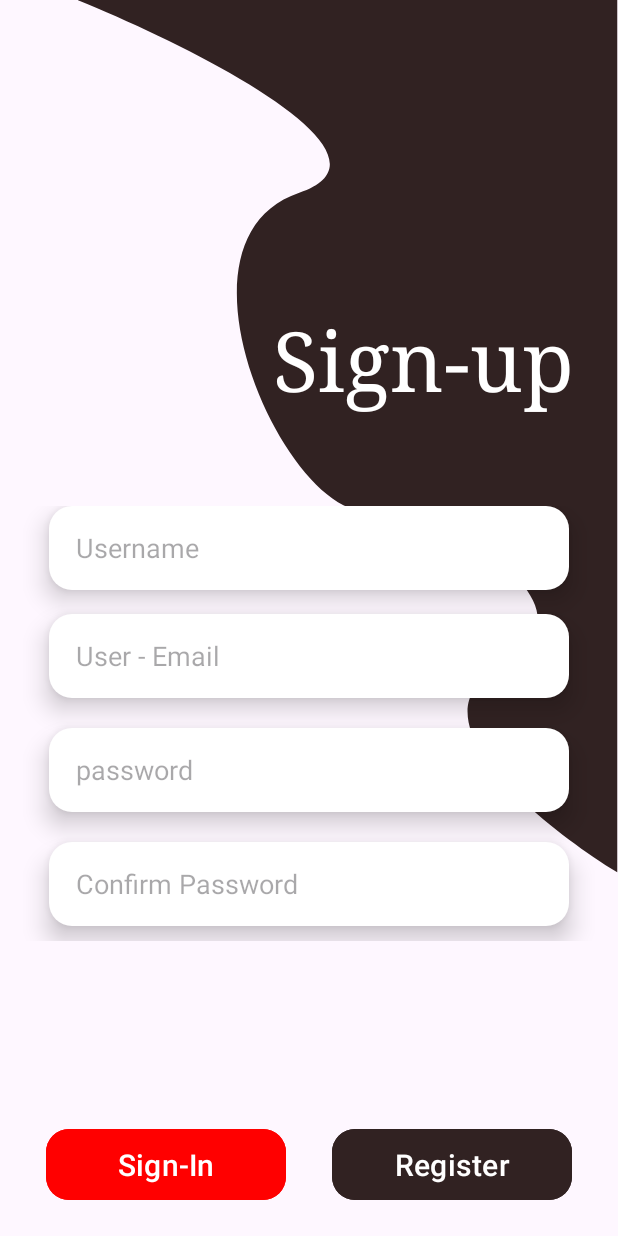
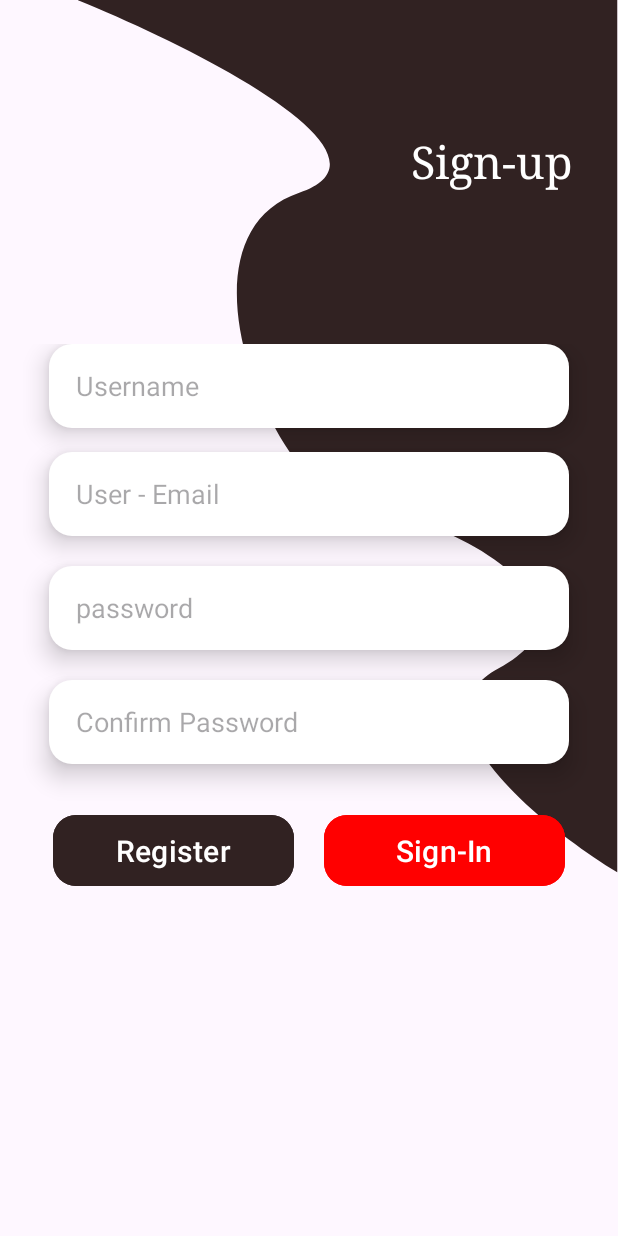
Before and after one commit to LCB2021029-Badri/Online-Pay, an Android app: the SignupScreen screen opened directly, with no data from a screen before it, on a phone screen of 412 x 824 dp. Run offline under Robolectric (Android 15) with nearby library versions, the phone set to English and light mode, and no system bars; our stand-ins replace Firebase (no records; nobody signed in at launch, a user with empty details on screens opened directly).

Commit message:
signup relative layout completed

```diff
--- a/app/src/main/res/layout/activity_signup_screen.xml
+++ b/app/src/main/res/layout/activity_signup_screen.xml
@@ -1,48 +1,50 @@
 <?xml version="1.0" encoding="utf-8"?>
-<androidx.constraintlayout.widget.ConstraintLayout xmlns:android="http://schemas.android.com/apk/res/android"
+<RelativeLayout xmlns:android="http://schemas.android.com/apk/res/android"
     xmlns:app="http://schemas.android.com/apk/res-auto"
     xmlns:tools="http://schemas.android.com/tools"
     android:layout_width="match_parent"
     android:layout_height="match_parent"
-    tools:context=".auth.SignupScreen">
+    tools:context=".SignupScreen">
 
 
     <ImageView
         android:id="@+id/imageView"
         android:layout_width="wrap_content"
         android:layout_height="wrap_content"
-        app:layout_constraintEnd_toEndOf="parent"
-        app:layout_constraintTop_toTopOf="parent"
+        android:layout_alignParentTop="true"
+        android:layout_alignParentRight="true"
         app:srcCompat="@drawable/signup" />
+
 
     <TextView
         android:id="@+id/sign_in"
-        android:layout_width="204dp"
-        android:layout_height="95dp"
-        android:layout_alignParentLeft="true"
-        android:layout_alignParentTop="true"
-        android:layout_marginTop="192dp"
-        android:layout_marginEnd="28dp"
+        android:layout_width="match_parent"
+        android:layout_height="wrap_content"
+        android:layout_marginHorizontal="30dp"
         android:fontFamily="serif"
         android:text="Sign-up"
-        android:gravity="center_horizontal|center_vertical"
+        android:layout_above="@id/rl1"
+        android:layout_alignParentRight="true"
+        android:layout_alignParentTop="true"
+        android:gravity="right|center"
         android:textColor="@color/white"
-        android:textSize="55sp"
-        app:layout_constraintEnd_toEndOf="parent"
-        app:layout_constraintTop_toTopOf="parent" />
+        android:layout_marginBottom="10dp"
+        android:textSize="30sp"/>
+
+    <RelativeLayout
+        android:id="@+id/rl1"
+        android:layout_centerInParent="true"
+        android:layout_width="match_parent"
+        android:layout_height="wrap_content">
 
         <LinearLayout
+            android:id="@+id/ll1"
             android:layout_width="match_parent"
             android:layout_height="wrap_content"
+            android:layout_centerInParent="true"
             android:layout_marginTop="8dp"
             android:orientation="vertical"
-        android:padding="15dp"
-        app:layout_constraintBottom_toBottomOf="parent"
-        app:layout_constraintEnd_toEndOf="parent"
-        app:layout_constraintHorizontal_bias="1.0"
-        app:layout_constraintStart_toStartOf="parent"
-        app:layout_constraintTop_toBottomOf="@+id/sign_in"
-        app:layout_constraintVertical_bias="0.127">
+            android:paddingHorizontal="15dp">
 
             <EditText
                 android:id="@+id/userNameReg"
@@ -103,8 +105,7 @@
                 android:shadowDy="4"
                 app:layout_constraintEnd_toEndOf="parent"
                 app:layout_constraintHorizontal_bias="0.0"
-            app:layout_constraintStart_toStartOf="parent"
-            />
+                app:layout_constraintStart_toStartOf="parent" />
 
             <EditText
                 android:id="@+id/confirmPassword"
@@ -113,6 +114,7 @@
                 android:layout_marginStart="17.5dp"
                 android:layout_marginTop="20dp"
                 android:layout_marginEnd="17.5dp"
+                android:layout_marginBottom="10dp"
                 android:background="@drawable/et_shape"
                 android:elevation="10dp"
                 android:ems="10"
@@ -125,37 +127,45 @@
                 app:layout_constraintHorizontal_bias="0.944"
                 app:layout_constraintStart_toStartOf="@+id/userEmailLogin"
                 tools:ignore="MissingConstraints"
-            android:layout_marginBottom="10dp"
                 tools:layout_editor_absoluteY="526dp" />
+
+
+            <LinearLayout
+                android:id="@+id/ll2"
+                android:layout_width="match_parent"
+                android:layout_height="wrap_content"
+                android:layout_marginTop="20dp"
+                android:orientation="horizontal"
+                android:paddingHorizontal="10dp"
+                android:weightSum="2">
+
+                <Button
+                    android:id="@+id/signUpBtn"
+                    android:layout_width="0dp"
+                    android:layout_height="55dp"
+                    android:layout_weight="1"
+                    android:backgroundTint="#312222"
+                    android:text="Register"
+                    android:layout_marginHorizontal="10dp"
+                    android:textSize="20sp"
+                    app:cornerRadius="15dp" />
+
+                <Button
+                    android:id="@+id/loginBtn"
+                    android:layout_width="0dp"
+                    android:layout_height="55dp"
+                    android:layout_weight="1"
+                    android:backgroundTint="#FF0000"
+                    android:text="Sign-In"
+                    android:textSize="20sp"
+                    android:layout_marginHorizontal="10dp"
+                    app:cornerRadius="15dp" />
 
             </LinearLayout>
 
-    <Button
-        android:id="@+id/loginBtn"
-        android:layout_width="160dp"
-        android:layout_height="55dp"
-        android:layout_marginBottom="20dp"
-        android:backgroundTint="#FF0000"
-        android:text="Sign-In"
-        app:cornerRadius="15dp"
-        android:textSize="20sp"
-        app:layout_constraintBottom_toBottomOf="parent"
-        app:layout_constraintEnd_toStartOf="@+id/signUpBtn"
-        app:layout_constraintHorizontal_bias="0.5"
-        app:layout_constraintStart_toStartOf="parent" />
+        </LinearLayout>
 
-    <Button
-        android:id="@+id/signUpBtn"
+    </RelativeLayout>
 
-        android:layout_width="160dp"
-        android:layout_height="55dp"
-        android:layout_marginBottom="20dp"
-        android:backgroundTint="#312222"
-        android:text="Register"
-        app:cornerRadius="15dp"
-        android:textSize="20sp"
-        app:layout_constraintBottom_toBottomOf="parent"
-        app:layout_constraintEnd_toEndOf="parent"
-        app:layout_constraintHorizontal_bias="0.5"
-        app:layout_constraintStart_toEndOf="@+id/loginBtn" />
-</androidx.constraintlayout.widget.ConstraintLayout>
+
+</RelativeLayout>
```
Lines whose indentation alone changed are shown as unchanged.
